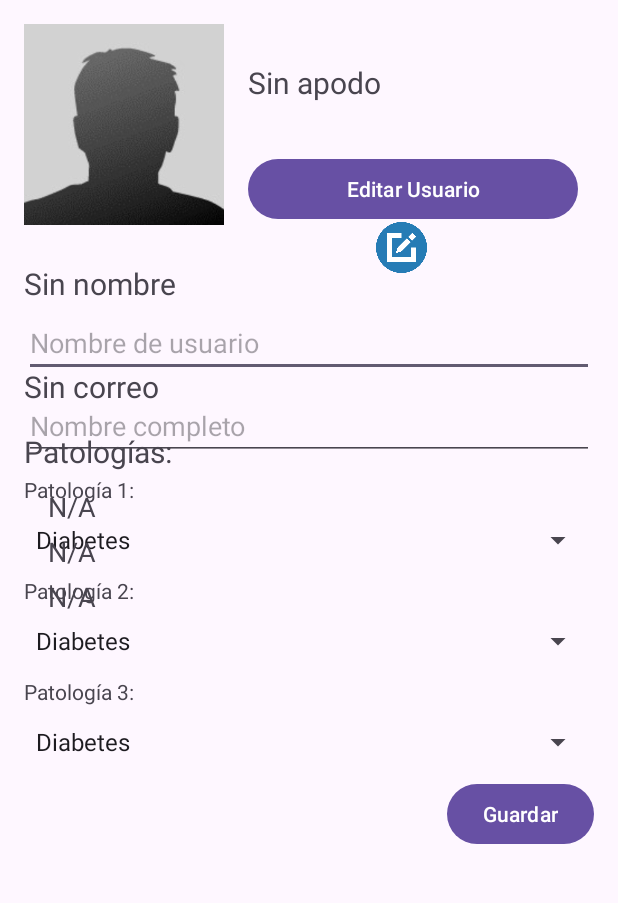
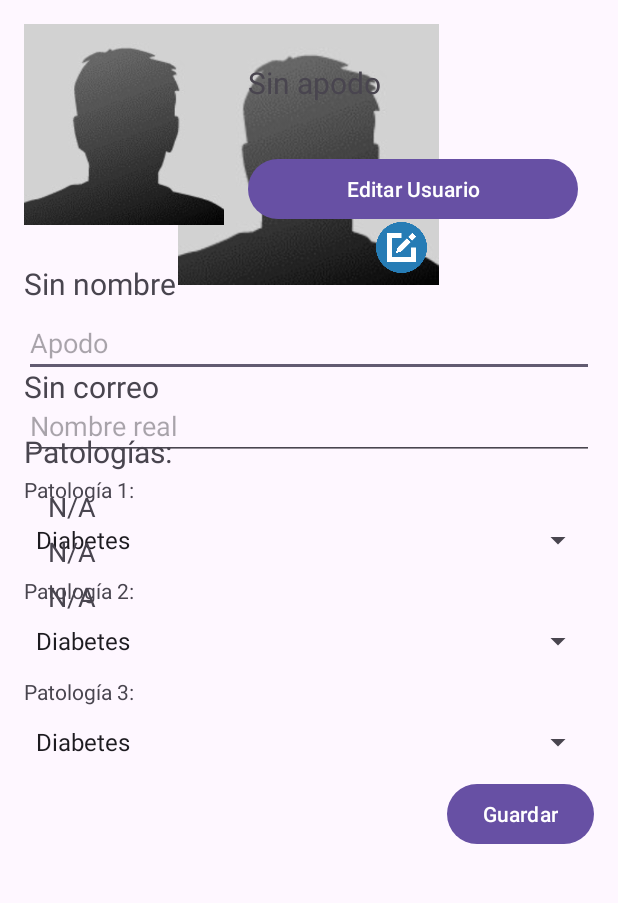
Before and after one commit to Pedro-C-M/MeetI-ill, an Android app: the fragment ProfileEditFragment placed in its activity, after a tap on "Perfil", on a phone screen of 412 x 824 dp, the part 96-999 px from its top. Run offline under Robolectric (Android 15) with nearby library versions, the light colour scheme and no system bars; our stand-ins replace CircleImageView, Firebase (no records; nobody signed in at launch, a user with empty details on screens opened directly); pictures from the network do not load.

Commit message:
Hints de los edit text way

```diff
--- a/app/src/main/java/com/example/meet_ill/ProfileEditFragment.kt
+++ b/app/src/main/java/com/example/meet_ill/ProfileEditFragment.kt
@@ -53,6 +53,7 @@ class ProfileEditFragment : Fragment()  {
         spnPatologia2 = view.findViewById(R.id.spnPatologia2)
         spnPatologia3 = view.findViewById(R.id.spnPatologia3)
         btnSave = view.findViewById(R.id.btnSave)
+        imgProfile.setImageResource(R.drawable.default_profile_image)
 
         // Imagen de perfil (click para seleccionar)
         imgProfile.setOnClickListener {
@@ -62,7 +63,27 @@ class ProfileEditFragment : Fragment()  {
         // Rellenar spinners
         rellenaPatologias()
 
+        rellenaHints()
+
         return view
+    }
+
+    private fun rellenaHints() {
+        val currentUser = FirebaseAuth.getInstance().currentUser
+
+        if (currentUser != null) {
+            val userId = currentUser.uid
+
+            FirebaseFirestore.getInstance().collection("users")
+                .document(userId)
+                .get()
+                .addOnSuccessListener { document ->
+                    if (document != null) {
+                        etUsername.hint = document.getString("apodo") ?: "Apodo"
+                        etRealName.hint = document.getString("name") ?: "Nombre real"
+                    }
+                }
+        }
     }
 
     private fun seleccionarImagen() {
@@ -73,16 +94,14 @@ class ProfileEditFragment : Fragment()  {
         startActivityForResult(intent, 100)
     }
 
-    private fun uploadImage(){
+    private fun uploadImage(userId: String) {
         val progressDialog = ProgressDialog(requireContext())
         progressDialog.setMessage("Uploading File...")
         progressDialog.setCancelable(false)
         progressDialog.show()
 
-        val formatter=SimpleDateFormat("yyyy_MM_dd_HH_mm_ss", Locale.getDefault())
-        val now= Date()
-        val fileName = formatter.format(now)
-        val storageReference = FirebaseStorage.getInstance().getReference("images/$fileName")
+        // Usar la userId para crear el nombre del archivo
+        val storageReference = FirebaseStorage.getInstance().getReference("images/$userId.jpg")
 
         storageReference.putFile(selectedImageUri).
                     addOnSuccessListener {
@@ -161,10 +180,8 @@ class ProfileEditFragment : Fragment()  {
                     return@setOnClickListener
                 }
 
-                // Si se seleccionó una imagen, incluir su URI en las actualizaciones
-                selectedImageUri?.let { uri ->
-                    updates["imagenPerfil"] = uri.toString()
-                }
+                // Subir la imagen
+                //uploadImage(userId)
 
                 // Si no hay nada que actualizar, no hacer nada
                 if (updates.isEmpty()) {
--- a/app/src/main/java/com/example/meet_ill/ProfileFragment.kt
+++ b/app/src/main/java/com/example/meet_ill/ProfileFragment.kt
@@ -87,7 +87,7 @@ class ProfileFragment : Fragment() {
                         tvPatologia2.text =  document.getString("patologia2") ?: "N/A"
                         tvPatologia3.text =  document.getString("patologia3") ?: "N/A"
 
-                        val imageUrl = document.getString("imagenPerfil")
+                        val imageUrl = ""
                         if (!imageUrl.isNullOrEmpty()) {
                             // Obtener el archivo desde Firebase Storage
                             val storageReference = FirebaseStorage.getInstance().getReferenceFromUrl(imageUrl)
```
